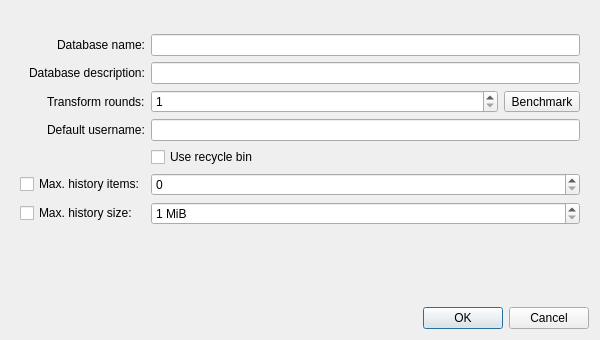
First picture: the form in src/gui/DatabaseSettingsWidget.ui, repository keepassxreboot/keepassxc, before the edit.
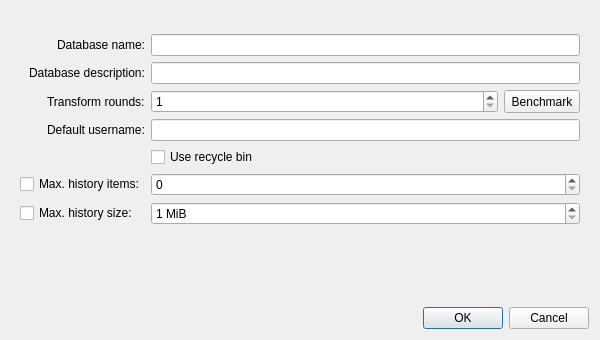
Second picture: the form after the edit.

Commit message: Change size policy of alphabet buttons to avoid tiny button sizes

```diff
--- a/src/gui/DatabaseSettingsWidget.ui
+++ b/src/gui/DatabaseSettingsWidget.ui
@@ -68,6 +68,18 @@
           </item>
           <item>
            <widget class="QToolButton" name="transformBenchmarkButton">
+            <property name="sizePolicy">
+             <sizepolicy hsizetype="Fixed" vsizetype="MinimumExpanding">
+              <horstretch>0</horstretch>
+              <verstretch>0</verstretch>
+             </sizepolicy>
+            </property>
+            <property name="minimumSize">
+             <size>
+              <width>25</width>
+              <height>0</height>
+             </size>
+            </property>
             <property name="text">
              <string>Benchmark</string>
             </property>
```
The commit also changes 3 other files.
